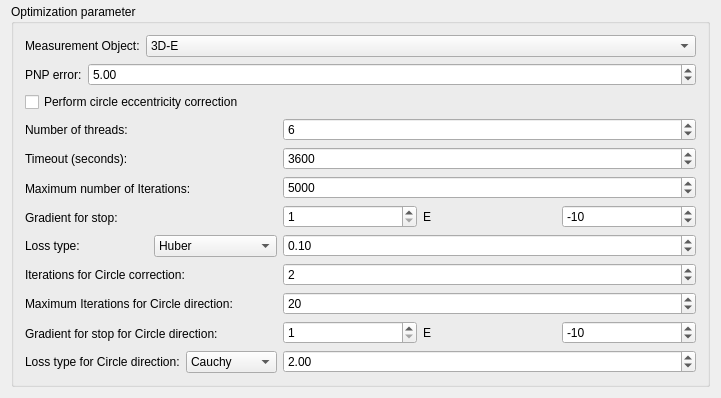
JoeyYin-SEU/SFM-from-Circular-Coded-Target-module, file SFM_module/SFM_setting_module.ui: the form before one commit; both pictures show x 0 to 721 and y 503 to 901 of the 721 by 901 pixel window.
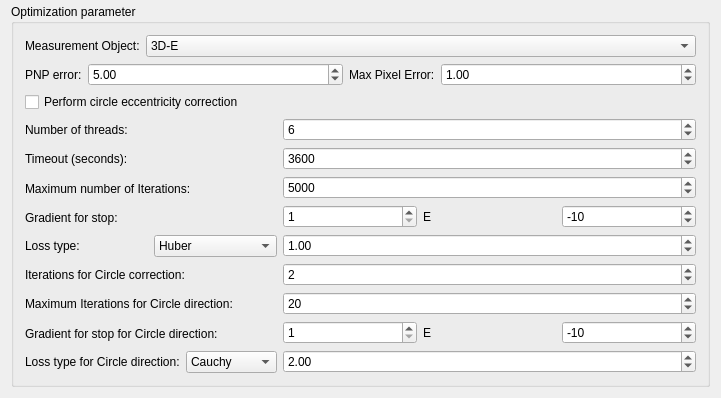
The form after the commit.

```diff
--- a/SFM_module/SFM_setting_module.ui
+++ b/SFM_module/SFM_setting_module.ui
@@ -1008,7 +1008,7 @@
            </layout>
           </item>
           <item>
-           <layout class="QHBoxLayout" name="horizontalLayout_20" stretch="0,1">
+           <layout class="QHBoxLayout" name="horizontalLayout_20" stretch="0,1,0,1">
             <item>
              <widget class="QLabel" name="pnp_label">
               <property name="text">
@@ -1026,6 +1026,23 @@
               </property>
              </widget>
             </item>
+            <item>
+             <widget class="QLabel" name="max_pixel_error_label">
+              <property name="text">
+               <string>Max Pixel Error:</string>
+              </property>
+             </widget>
+            </item>
+            <item>
+             <widget class="QDoubleSpinBox" name="max_pixel_error_doubleSpinBox">
+              <property name="minimum">
+               <double>0.010000000000000</double>
+              </property>
+              <property name="value">
+               <double>1.000000000000000</double>
+              </property>
+             </widget>
+            </item>
            </layout>
           </item>
           <item>
@@ -1277,7 +1294,7 @@
               <item>
                <widget class="QDoubleSpinBox" name="loss_doubleSpinBox">
                 <property name="value">
-                 <double>0.100000000000000</double>
+                 <double>1.000000000000000</double>
                 </property>
                </widget>
               </item>
```
